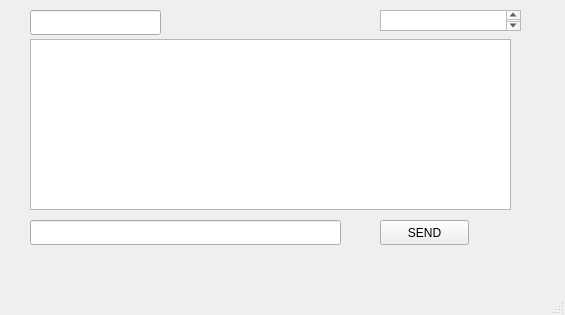
Above: UDPClient2/udpclient2.ui from KSAlgandur/Projects before the change. Below: the same form after it.
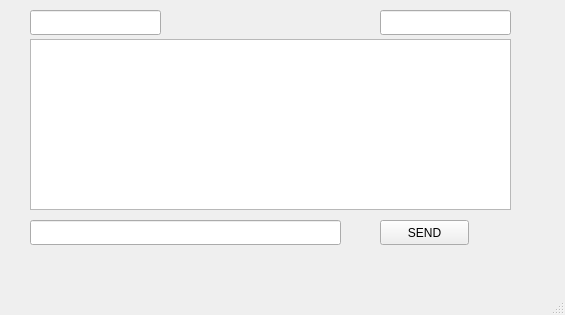
That is the form after the change.

```diff
--- a/UDPClient2/udpclient2.ui
+++ b/UDPClient2/udpclient2.ui
@@ -47,13 +47,13 @@
      <string>SEND</string>
     </property>
    </widget>
-   <widget class="QTextEdit" name="textEdit_3">
+   <widget class="QLineEdit" name="lineEdit_2">
     <property name="geometry">
      <rect>
       <x>380</x>
       <y>10</y>
-      <width>141</width>
-      <height>21</height>
+      <width>131</width>
+      <height>25</height>
      </rect>
     </property>
    </widget>
```
Left out of the diff: 2 changed lines with no effect on the pictures.
